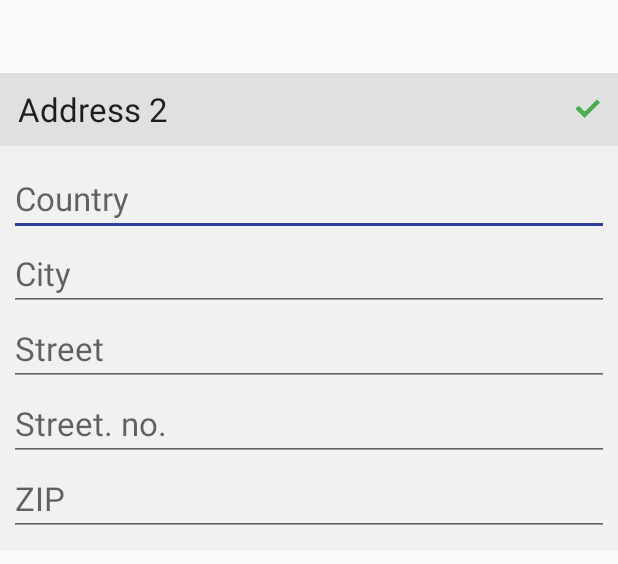
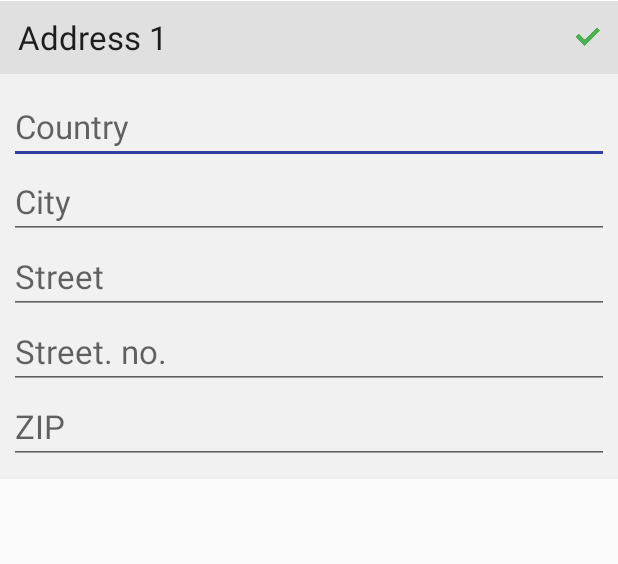
Before and after one commit to vicianm/sticky-view-pager-demo, an Android app: the layout section_02.xml on its own in the app's theme, with its tools: preview values and no code run, on a phone screen of 412 x 824 dp. Shown: the top 564 px of the screen. Run offline under Robolectric (Android 15) with nearby library versions, the phone set to English and light mode, and no system bars.

Commit message:
test sections layout fixed

```diff
--- a/src/main/java/com/github/vicianm/stickyviewpager/demo/DemoViewPager.java
+++ b/src/main/java/com/github/vicianm/stickyviewpager/demo/DemoViewPager.java
@@ -20,7 +20,7 @@ public class DemoViewPager extends VerticalPagerAdapter {
         layoutResIds.add(R.layout.section_01);
         layoutResIds.add(R.layout.section_02);
         layoutResIds.add(R.layout.section_03);
-        layoutResIds.add(R.layout.section_03);
+        layoutResIds.add(R.layout.section_04);
         layoutResIds.add(R.layout.section_05);
         layoutResIds.add(R.layout.section_06);
         layoutResIds.add(R.layout.section_07);
--- a/src/main/res/layout/section_02.xml
+++ b/src/main/res/layout/section_02.xml
@@ -7,7 +7,6 @@
 
     <LinearLayout
         android:id="@+id/address01"
-        android:layout_marginTop="@dimen/section_margin"
         android:layout_width="match_parent"
         android:layout_height="wrap_content"
         android:background="@drawable/section_header_bg_inactive"
@@ -23,7 +22,7 @@
             android:layout_height="wrap_content"
             android:lines="1"
             android:ellipsize="end"
-            android:text="Address 2"
+            android:text="Address 1"
             android:textAppearance="@style/TextAppearance.AppCompat.Large">
         </TextView>
 
--- a/src/main/res/layout/section_04.xml
+++ b/src/main/res/layout/section_04.xml
@@ -7,7 +7,6 @@
 
     <LinearLayout
         android:id="@+id/address01"
-        android:layout_marginTop="@dimen/section_margin"
         android:layout_width="match_parent"
         android:layout_height="wrap_content"
         android:background="@drawable/section_header_bg_inactive"
--- a/src/main/res/layout/section_06.xml
+++ b/src/main/res/layout/section_06.xml
@@ -7,7 +7,6 @@
 
     <LinearLayout
         android:id="@+id/address01"
-        android:layout_marginTop="@dimen/section_margin"
         android:layout_width="match_parent"
         android:layout_height="wrap_content"
         android:background="@drawable/section_header_bg_inactive"
--- a/src/main/res/layout/section_08.xml
+++ b/src/main/res/layout/section_08.xml
@@ -7,7 +7,6 @@
 
     <LinearLayout
         android:id="@+id/address01"
-        android:layout_marginTop="@dimen/section_margin"
         android:layout_width="match_parent"
         android:layout_height="wrap_content"
         android:background="@drawable/section_header_bg_inactive"
```
